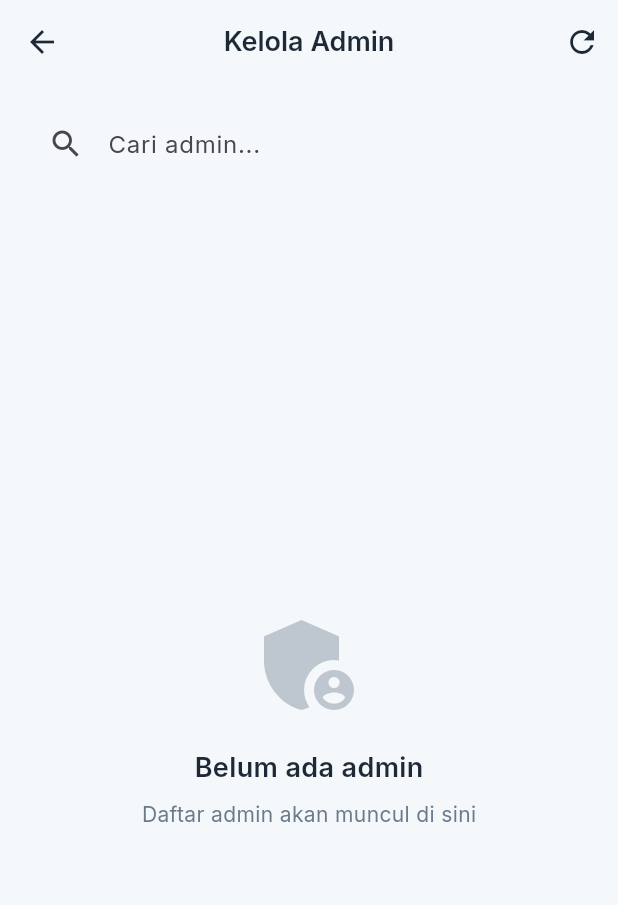
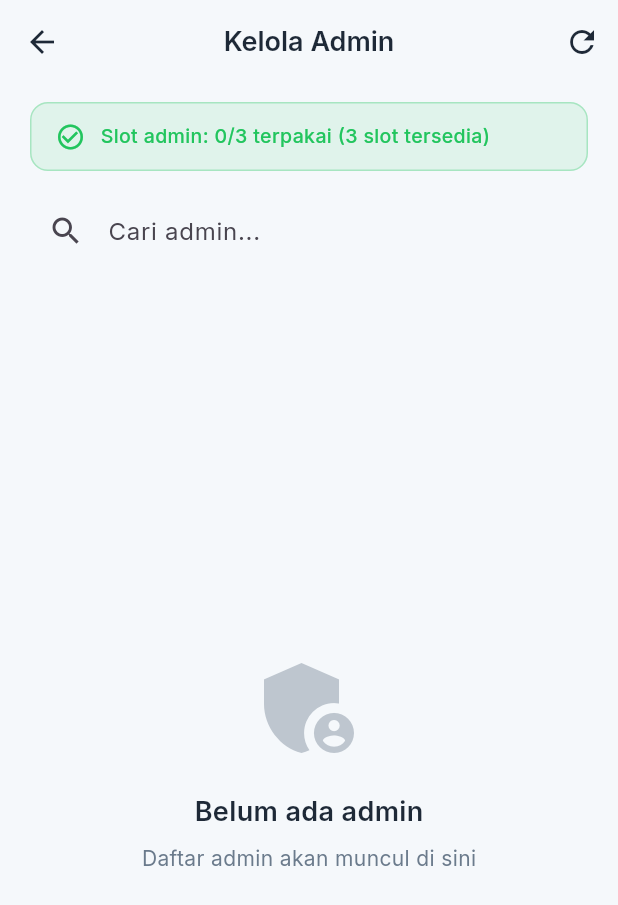
Before and after one commit to fauzirettob/FINAL_PROJEK_FW, a Flutter app: the ManageAdminScreen screen opened directly, after a tap on the "refresh" icon, on a phone screen of 412 x 824 dp. Shown: the top 905 px of the screen. Run offline on Flutter 3.47's test engine with Material 3 defaults, Android fonts, the phone set to English and light mode, and no system bars; our stand-ins replace cloud_firestore, cloud_functions, csv, firebase_auth, firebase_core, firebase_storage and 8 more; missing offline and left inert: workmanager; accounts and stored records are empty; network calls fail.

Commit message:
fix: batas admin 3 akun, sync counter, perbaiki registrasi admin

```diff
--- a/lib/screens/auth/login_screen.dart
+++ b/lib/screens/auth/login_screen.dart
@@ -2,6 +2,7 @@ import 'package:flutter/material.dart';
 import 'package:provider/provider.dart';
 import 'package:firebase_auth/firebase_auth.dart' hide AuthProvider;
 import '../../providers/auth_provider.dart';
+import '../../services/firestore_service.dart';
 import '../../theme/app_theme.dart';
 import 'register_screen.dart';
 import 'main_shell.dart';
@@ -247,8 +248,15 @@ class _LoginScreenState extends State<LoginScreen> {
 
               const SizedBox(height: 16),
 
-              // ── Register Link ──
-              Row(
+              // ── Register Link (hanya tampil jika admin < 3) ──
+              StreamBuilder<int>(
+                stream: FirestoreService().getAdminCountStream(),
+                builder: (context, snapshot) {
+                  final adminCount = snapshot.data ?? 0;
+                  if (adminCount >= 3) {
+                    return const SizedBox.shrink();
+                  }
+                  return Row(
                     mainAxisAlignment: MainAxisAlignment.center,
                     children: [
                       const Text(
@@ -273,6 +281,8 @@ class _LoginScreenState extends State<LoginScreen> {
                         ),
                       ),
                     ],
+                  );
+                },
               ),
             ],
           ),
--- a/lib/screens/auth/manage_admin_screen.dart
+++ b/lib/screens/auth/manage_admin_screen.dart
@@ -25,6 +25,10 @@ class _ManageAdminScreenState extends State<ManageAdminScreen> {
     _searchController.addListener(_filterAdmins);
   }
 
+  Stream<int> _adminCountStream() {
+    return _fs.getAdminCountStream();
+  }
+
   @override
   void dispose() {
     _searchController.removeListener(_filterAdmins);
@@ -35,6 +39,9 @@ class _ManageAdminScreenState extends State<ManageAdminScreen> {
   Future<void> _loadAdmins() async {
     setState(() => _isLoading = true);
     try {
+      // Sinkronkan counter dengan jumlah admin aktual
+      await _fs.syncAdminCounter();
+
       final admins = await _fs.getAllAdmin();
       if (!mounted) return;
       setState(() {
@@ -147,9 +154,58 @@ class _ManageAdminScreenState extends State<ManageAdminScreen> {
       ),
       body: Column(
         children: [
+          // ── Slot Admin Indicator ──
+          StreamBuilder<int>(
+            stream: _adminCountStream(),
+            builder: (context, snapshot) {
+              final count = snapshot.data ?? 0;
+              final maxSlots = 3;
+              final sisa = maxSlots - count;
+              final isFull = count >= maxSlots;
+
+              return Container(
+                margin: const EdgeInsets.fromLTRB(20, 12, 20, 4),
+                padding: const EdgeInsets.symmetric(horizontal: 16, vertical: 12),
+                decoration: BoxDecoration(
+                  color: isFull
+                      ? Colors.orange.withValues(alpha: 0.1)
+                      : AppColors.success.withValues(alpha: 0.1),
+                  borderRadius: BorderRadius.circular(12),
+                  border: Border.all(
+                    color: isFull
+                        ? Colors.orange.withValues(alpha: 0.3)
+                        : AppColors.success.withValues(alpha: 0.3),
+                  ),
+                ),
+                child: Row(
+                  children: [
+                    Icon(
+                      isFull ? Icons.info_outline : Icons.check_circle_outline,
+                      size: 20,
+                      color: isFull ? Colors.orange : AppColors.success,
+                    ),
+                    const SizedBox(width: 10),
+                    Expanded(
+                      child: Text(
+                        isFull
+                            ? 'Slot admin penuh ($count/$maxSlots). Hapus salah satu admin untuk membuka slot pendaftaran.'
+                            : 'Slot admin: $count/$maxSlots terpakai ($sisa slot tersedia)',
+                        style: TextStyle(
+                          fontSize: 13,
+                          fontWeight: FontWeight.w500,
+                          color: isFull ? Colors.orange.shade800 : AppColors.success,
+                        ),
+                      ),
+                    ),
+                  ],
+                ),
+              );
+            },
+          ),
+
           // ── Search Bar ──
           Padding(
-            padding: const EdgeInsets.fromLTRB(20, 12, 20, 8),
+            padding: const EdgeInsets.fromLTRB(20, 8, 20, 8),
             child: TextField(
               controller: _searchController,
               decoration: InputDecoration(
--- a/lib/services/firestore_service.dart
+++ b/lib/services/firestore_service.dart
@@ -94,7 +94,14 @@ class FirestoreService {
 
   // --- ADMIN ---
   Future<void> addAdmin(Admin admin) async {
+    // 1. Simpan dokumen admin terlebih dahulu (create rule: isOwner(userId))
     await _db.collection('admin').doc(admin.id).set(admin.toMap());
+
+    // 2. Update counter setelah admin doc sudah ada (write rule: isAdmin() jadi terpenuhi)
+    await _ensureAdminCounterExists();
+    await _db.collection('_counters').doc('admin_count').update({
+      'count': FieldValue.increment(1),
+    });
   }
 
   Future<Admin?> getAdmin(String id) async {
@@ -111,7 +118,54 @@ class FirestoreService {
   }
 
   Future<void> deleteAdmin(String id) async {
-    await _db.collection('admin').doc(id).delete();
+    final batch = _db.batch();
+    batch.delete(_db.collection('admin').doc(id));
+    batch.update(_db.collection('_counters').doc('admin_count'), {
+      'count': FieldValue.increment(-1),
+    });
+    await batch.commit();
+  }
+
+  /// Inisialisasi counter dokumen admin_count jika belum ada.
+  /// Tidak membaca collection 'admin' (bisa kena permission-denied saat registrasi).
+  /// Cukup set count=0; akan dikoreksi oleh addAdmin/deleteAdmin.
+  Future<void> _ensureAdminCounterExists() async {
+    final doc = await _db.collection('_counters').doc('admin_count').get();
+    if (!doc.exists) {
+      await _db.collection('_counters').doc('admin_count').set({
+        'count': 0,
+      });
+    }
+  }
+
+  /// Sinkronkan counter admin dengan jumlah aktual dari collection admin.
+  /// Panggil dari halaman kelola admin (admin sudah terautentikasi).
+  Future<void> syncAdminCounter() async {
+    final snapshot = await _db.collection('admin').get();
+    await _db.collection('_counters').doc('admin_count').set({
+      'count': snapshot.docs.length,
+    });
+  }
+
+  /// Stream jumlah admin secara real-time via counter doc
+  Stream<int> getAdminCountStream() {
+    return _db
+        .collection('_counters')
+        .doc('admin_count')
+        .snapshots()
+        .map((doc) => (doc.data()?['count'] as int?) ?? 0);
+  }
+
+  /// Ambil jumlah admin saat ini dari counter doc
+  Future<int> getAdminCount() async {
+    try {
+      final doc = await _db.collection('_counters').doc('admin_count').get();
+      return (doc.data()?['count'] as int?) ?? 0;
+    } catch (e) {
+      // Fallback: hitung langsung dari collection jika counter belum ada
+      final snapshot = await _db.collection('admin').get();
+      return snapshot.docs.length;
+    }
   }
 
   // --- ABSENSI ---
--- a/pubspec.yaml
+++ b/pubspec.yaml
@@ -46,6 +46,7 @@ dev_dependencies:
   flutter_lints: ^6.0.0
   mockito: ^5.4.4
   build_runner: ^2.4.0
+  firebase_core_platform_interface: ^7.1.0
 
 flutter:
   uses-material-design: true
```
Also changed, not shown: lib/screens/auth/main_shell.dart (+10 -0 lines), lib/screens/auth/register_screen.dart (+21 -1 lines), pubspec.lock, 7 other files. Lines whose indentation alone changed are shown as unchanged.
